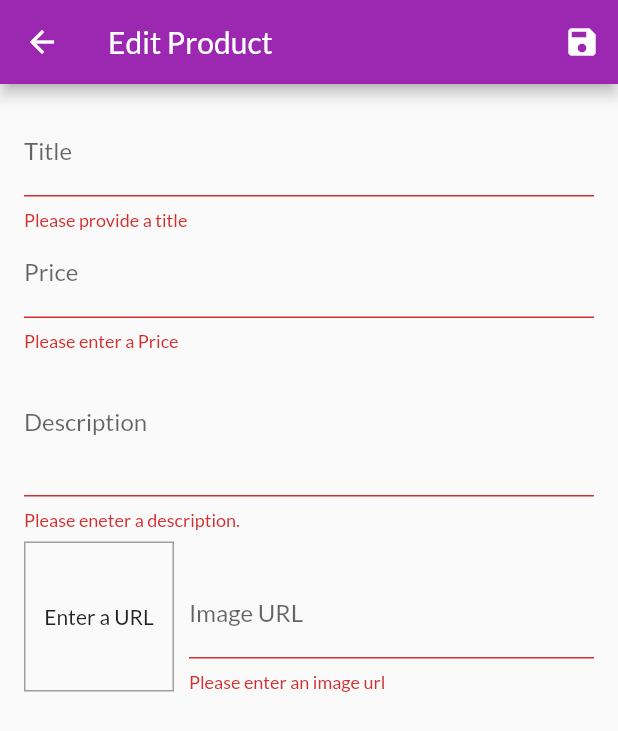
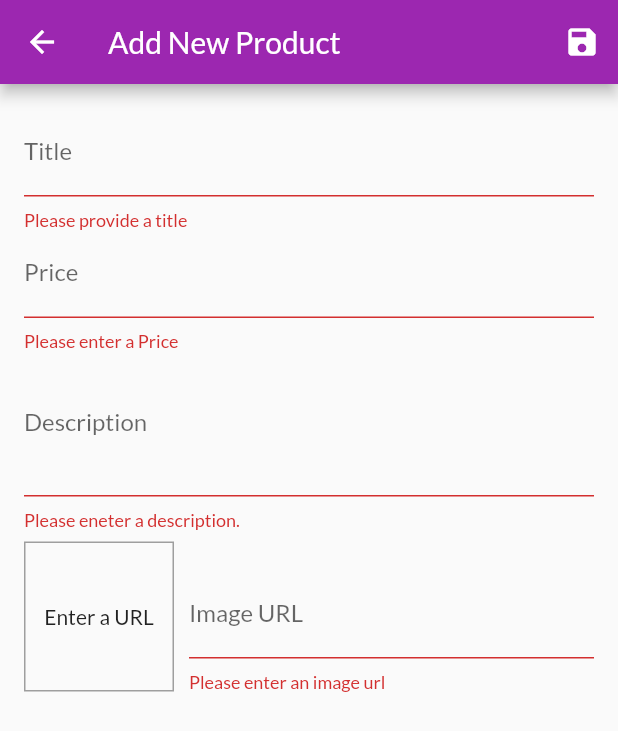
Before and after one commit to gramme01/grammart, a Flutter app: the EditProductScreen screen opened by its route, after a tap on the "save" icon, on a phone screen of 412 x 824 dp. Shown: the top 731 px of the screen. Run offline on Flutter 3.47's test engine with Material 2 defaults, Android fonts, the phone set to English and light mode, and no system bars; network calls fail.

Commit message:
Adds Product editing functionality

```diff
--- a/lib/screens/edit_product_screen.dart
+++ b/lib/screens/edit_product_screen.dart
@@ -25,10 +25,44 @@ class _EditProductScreenState extends State<EditProductScreen> {
     imageUrl: '',
   );
 
+  var _isInit = true;
+
+  var _initValues = {
+    'title': '',
+    'description': '',
+    'price': '',
+    'imageUrl': '',
+  };
+
+  var _appBarText = 'Add New Product';
+
   @override
   void initState() {
     _imageUrlFocusNode.addListener(_updateImageUrl);
     super.initState();
+  }
+
+  @override
+  void didChangeDependencies() {
+    if (_isInit) {
+      final productId = ModalRoute.of(context).settings.arguments as String;
+
+      if (productId != null) {
+        _editedProduct =
+            Provider.of<Products>(context, listen: false).findById(productId);
+
+        _initValues = {
+          'title': _editedProduct.title,
+          'description': _editedProduct.description,
+          'price': _editedProduct.price.toString(),
+          'imageUrl': '',
+        };
+        _imageUrlController.text = _editedProduct.imageUrl;
+        _appBarText = 'Edit Product';
+      }
+    }
+    _isInit = false;
+    super.didChangeDependencies();
   }
 
   @override
@@ -60,7 +94,12 @@ class _EditProductScreenState extends State<EditProductScreen> {
 
     if (!isValid) return;
     _form.currentState.save();
-    Provider.of<Products>(context, listen: false).addProduct(_editedProduct);
+    if (_editedProduct.id != null) {
+      Provider.of<Products>(context, listen: false)
+          .updateProduct(_editedProduct.id, _editedProduct);
+    } else {
+      Provider.of<Products>(context, listen: false).addProduct(_editedProduct);
+    }
     Navigator.of(context).pop();
   }
 
@@ -68,7 +107,7 @@ class _EditProductScreenState extends State<EditProductScreen> {
   Widget build(BuildContext context) {
     return Scaffold(
       appBar: AppBar(
-        title: Text('Edit Product'),
+        title: Text(_appBarText),
         actions: <Widget>[
           IconButton(
             icon: Icon(Icons.save),
@@ -83,6 +122,7 @@ class _EditProductScreenState extends State<EditProductScreen> {
           child: ListView(
             children: <Widget>[
               TextFormField(
+                initialValue: _initValues['title'],
                 decoration: const InputDecoration(labelText: 'Title'),
                 textInputAction: TextInputAction.next,
                 onFieldSubmitted: (_) {
@@ -98,11 +138,13 @@ class _EditProductScreenState extends State<EditProductScreen> {
                     price: _editedProduct.price,
                     description: _editedProduct.description,
                     imageUrl: _editedProduct.imageUrl,
-                    id: null,
+                    id: _editedProduct.id,
+                    isFavorite: _editedProduct.isFavorite,
                   );
                 },
               ),
               TextFormField(
+                initialValue: _initValues['price'],
                 decoration: const InputDecoration(labelText: 'Price'),
                 textInputAction: TextInputAction.next,
                 keyboardType: TextInputType.number,
@@ -123,11 +165,13 @@ class _EditProductScreenState extends State<EditProductScreen> {
                     price: double.parse(value),
                     description: _editedProduct.description,
                     imageUrl: _editedProduct.imageUrl,
-                    id: null,
+                    id: _editedProduct.id,
+                    isFavorite: _editedProduct.isFavorite,
                   );
                 },
               ),
               TextFormField(
+                initialValue: _initValues['description'],
                 decoration: const InputDecoration(labelText: 'Description'),
                 maxLines: 3,
                 keyboardType: TextInputType.multiline,
@@ -144,7 +188,8 @@ class _EditProductScreenState extends State<EditProductScreen> {
                     price: _editedProduct.price,
                     description: value,
                     imageUrl: _editedProduct.imageUrl,
-                    id: null,
+                    id: _editedProduct.id,
+                    isFavorite: _editedProduct.isFavorite,
                   );
                 },
               ),
@@ -192,7 +237,8 @@ class _EditProductScreenState extends State<EditProductScreen> {
                           price: _editedProduct.price,
                           description: _editedProduct.description,
                           imageUrl: value,
-                          id: null,
+                          id: _editedProduct.id,
+                          isFavorite: _editedProduct.isFavorite,
                         );
                       },
                     ),
--- a/lib/widgets/user_product_item.dart
+++ b/lib/widgets/user_product_item.dart
@@ -2,6 +2,7 @@ import 'package:flutter/material.dart';
 import 'package:provider/provider.dart';
 
 import '../providers/products.dart';
+import '../screens/edit_product_screen.dart';
 
 class UserProductItem extends StatelessWidget {
   final String id;
@@ -24,7 +25,10 @@ class UserProductItem extends StatelessWidget {
             IconButton(
               icon: Icon(Icons.edit),
               color: Theme.of(context).primaryColor,
-              onPressed: () {},
+              onPressed: () {
+                Navigator.of(context)
+                    .pushNamed(EditProductScreen.routeName, arguments: id);
+              },
             ),
             IconButton(
               icon: Icon(Icons.delete),
```
Also changed, not shown: lib/providers/products.dart (+10 -0 lines).
